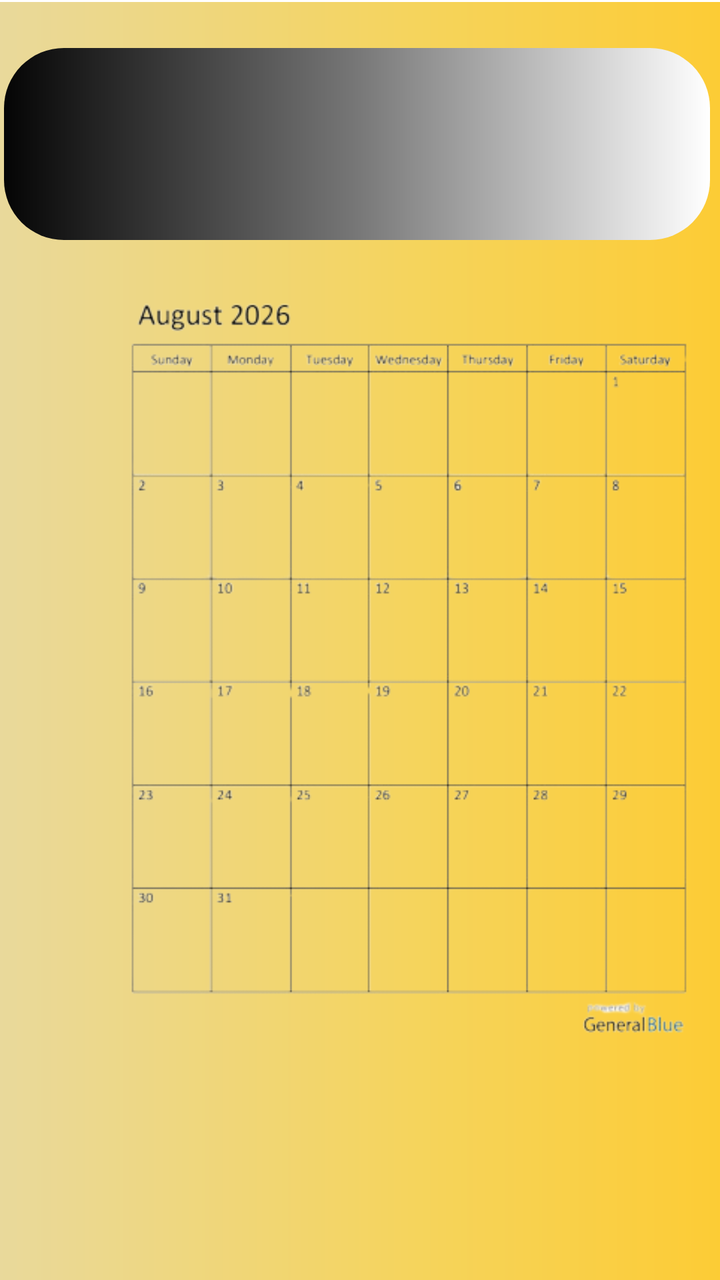
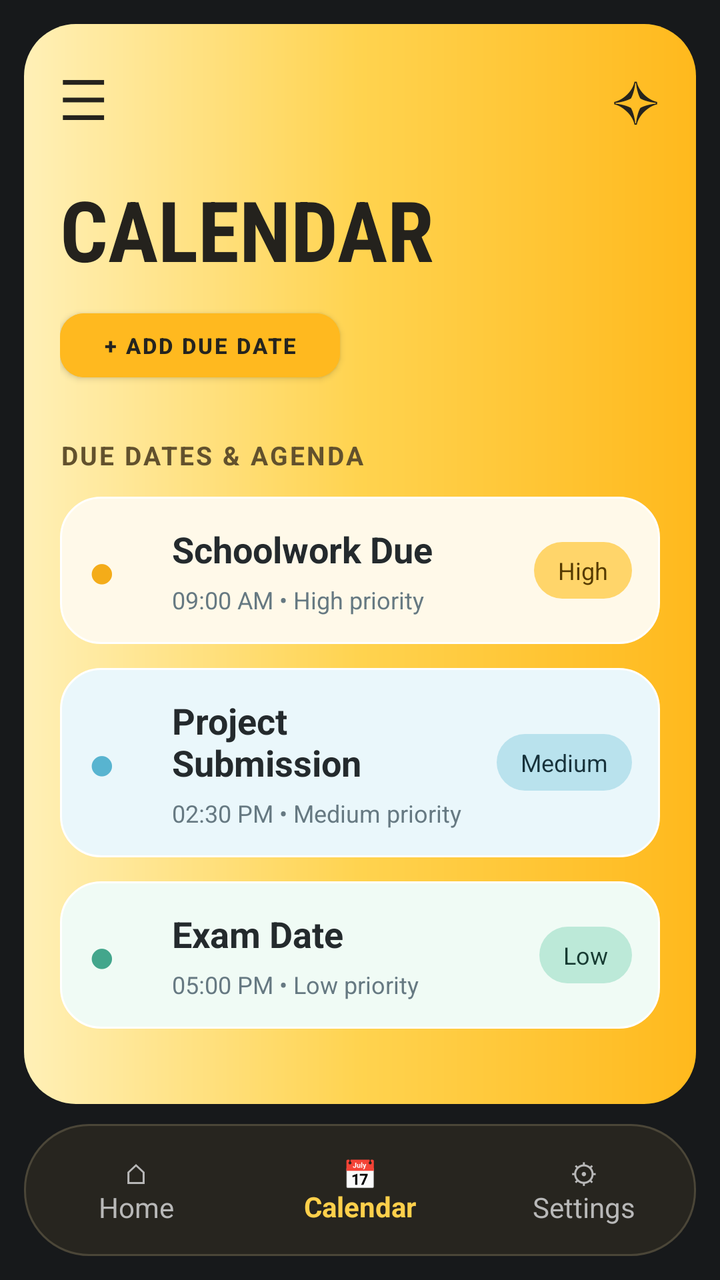

Two renders of the same Android screen: before a commit and after it. Below are the layout's source before the change and the commit's diff.
<!-- AndroidManifest.xml: application theme Theme._6buzzer -->
<!-- res/layout/activity_calendar.xml -->
<?xml version="1.0" encoding="utf-8"?>
<androidx.constraintlayout.widget.ConstraintLayout xmlns:android="http://schemas.android.com/apk/res/android"
    xmlns:app="http://schemas.android.com/apk/res-auto"
    xmlns:tools="http://schemas.android.com/tools"
    android:id="@+id/main"
    android:layout_width="match_parent"
    android:layout_height="match_parent"
    tools:context=".Test.calendar">

    <ImageView
        android:id="@+id/imageView5"
        android:layout_width="411dp"
        android:layout_height="730dp"
        android:layout_marginTop="1dp"
        app:layout_constraintBottom_toBottomOf="parent"
        app:layout_constraintEnd_toEndOf="parent"
        app:layout_constraintHorizontal_bias="0.0"
        app:layout_constraintStart_toStartOf="parent"
        app:layout_constraintTop_toTopOf="parent"
        app:layout_constraintVertical_bias="0.0"
        app:srcCompat="@drawable/task_background" />

    <ImageView
        android:id="@+id/imageView8"
        android:layout_width="353dp"
        android:layout_height="96dp"
        app:layout_constraintBottom_toBottomOf="parent"
        app:layout_constraintEnd_toEndOf="parent"
        app:layout_constraintHorizontal_bias="0.275"
        app:layout_constraintStart_toStartOf="parent"
        app:layout_constraintTop_toTopOf="parent"
        app:layout_constraintVertical_bias="0.044"
        app:srcCompat="@drawable/title_gradient" />

    <TextView
        android:id="@+id/textView2"
        android:layout_width="239dp"
        android:layout_height="74dp"
        android:layout_marginStart="86dp"
        android:layout_marginTop="36dp"
        android:layout_marginEnd="86dp"
        android:layout_marginBottom="621dp"
        android:text="Calendar"
        android:textAppearance="@style/TextAppearance.AppCompat.Display3"
        android:textColor="@color/material_dynamic_secondary100"
        app:layout_constraintBottom_toBottomOf="parent"
        app:layout_constraintEnd_toEndOf="parent"
        app:layout_constraintHorizontal_bias="0.0"
        app:layout_constraintStart_toStartOf="parent"
        app:layout_constraintTop_toTopOf="parent"
        app:layout_constraintVertical_bias="1.0" />

    <Button
        android:id="@+id/button15"
        android:layout_width="107dp"
        android:layout_height="57dp"
        android:layout_marginStart="16dp"
        android:layout_marginTop="138dp"
        android:layout_marginEnd="288dp"
        android:layout_marginBottom="536dp"
        android:backgroundTint="#00F6E898"
        android:text="Add Due Date"
        android:textColor="@color/white"
        app:layout_constraintBottom_toBottomOf="parent"
        app:layout_constraintEnd_toEndOf="parent"
        app:layout_constraintStart_toStartOf="parent"
        app:layout_constraintTop_toTopOf="parent" />

    <ImageView
        android:id="@+id/imageView11"
        android:layout_width="136dp"
        android:layout_height="63dp"
        android:layout_marginStart="8dp"
        android:layout_marginTop="138dp"
        android:layout_marginEnd="277dp"
        android:layout_marginBottom="519dp"
        app:layout_constraintBottom_toBottomOf="parent"
        app:layout_constraintEnd_toEndOf="parent"
        app:layout_constraintHorizontal_bias="0.8"
        app:layout_constraintStart_toStartOf="parent"
        app:layout_constraintTop_toTopOf="parent"
        app:layout_constraintVertical_bias="0.0"
        app:srcCompat="@drawable/button_gradient" />

    <ImageView
        android:id="@+id/imageView12"
        android:layout_width="377dp"
        android:layout_height="424dp"
        android:layout_marginStart="16dp"
        android:layout_marginTop="212dp"
        android:layout_marginEnd="18dp"
        android:layout_marginBottom="94dp"
        app:layout_constraintBottom_toBottomOf="parent"
        app:layout_constraintEnd_toEndOf="parent"
        app:layout_constraintHorizontal_bias="0.0"
        app:layout_constraintStart_toStartOf="parent"
        app:layout_constraintTop_toTopOf="parent"
        app:layout_constraintVertical_bias="1.0"
        app:srcCompat="@drawable/_844277498_1700319978503236_1693675871778298097_n" />

    <Button
        android:id="@+id/button17"
        android:layout_width="107dp"
        android:layout_height="57dp"
        android:layout_marginStart="262dp"
        android:layout_marginTop="138dp"
        android:layout_marginEnd="42dp"
        android:layout_marginBottom="536dp"
        android:backgroundTint="#00FFFFFF"
        android:text="Remove Due Date"
        app:layout_constraintBottom_toBottomOf="parent"
        app:layout_constraintEnd_toEndOf="parent"
        app:layout_constraintStart_toStartOf="parent"
        app:layout_constraintTop_toTopOf="parent" />

    <ImageView
        android:id="@+id/imageView14"
        android:layout_width="136dp"
        android:layout_height="63dp"
        android:layout_marginStart="246dp"
        android:layout_marginTop="138dp"
        android:layout_marginEnd="29dp"
        android:layout_marginBottom="530dp"
        app:layout_constraintBottom_toBottomOf="parent"
        app:layout_constraintEnd_toEndOf="parent"
        app:layout_constraintStart_toStartOf="parent"
        app:layout_constraintTop_toTopOf="parent"
        app:srcCompat="@drawable/button_gradient" />

    <ImageView
        android:id="@+id/imageView16"
        android:layout_width="442dp"
        android:layout_height="54dp"
        android:layout_marginTop="691dp"
        app:layout_constraintBottom_toBottomOf="parent"
        app:layout_constraintEnd_toEndOf="parent"
        app:layout_constraintStart_toStartOf="parent"
        app:layout_constraintTop_toTopOf="parent"
        app:srcCompat="@drawable/bg_bottom_nav" />

    <Button
        android:id="@+id/button19"
        android:layout_width="331dp"
        android:layout_height="51dp"
        android:layout_marginStart="22dp"
        android:layout_marginTop="683dp"
        android:layout_marginEnd="58dp"
        android:backgroundTint="#00FFFFFF"
        android:text="Exit"
        android:textSize="30dp"
        app:layout_constraintBottom_toBottomOf="parent"
        app:layout_constraintEnd_toEndOf="parent"
        app:layout_constraintStart_toStartOf="parent"
        app:layout_constraintTop_toTopOf="parent" />

</androidx.constraintlayout.widget.ConstraintLayout>
<!-- resources referenced by this layout -->
<resources>
  <color name="white">#FFFFFFFF</color>
  <!-- drawable _844277498_1700319978503236_1693675871778298097_n: png bitmap (drawable-xhdpi, 44274 bytes) -->
  <!-- drawable bg_bottom_nav (drawable) -->
  <?xml version="1.0" encoding="utf-8"?>
  <shape xmlns:android="http://schemas.android.com/apk/res/android">
      <corners android:radius="32dp" />
      <solid android:color="#27251F" />
      <stroke android:width="1dp" android:color="#4B4638" />
  </shape>
  <!-- drawable button_gradient (drawable) -->
  <?xml version="1.0" encoding="utf-8"?>
  <shape xmlns:android="http://schemas.android.com/apk/res/android">
      <corners android:radius="35dp" />
      <gradient
          android:startColor="#050505"
          android:centerColor="#777777"
          android:endColor="#FFFFFF"
          android:angle="0" />
  </shape>
  <!-- drawable task_background (drawable) -->
  <?xml version="1.0" encoding="utf-8"?>
  <shape xmlns:android="http://schemas.android.com/apk/res/android">
      <gradient
          android:startColor="#E9D99B"
          android:centerColor="#F5D45D"
          android:endColor="#FFC928"
          android:angle="0" />
  </shape>
  <!-- drawable title_gradient (drawable) -->
  <?xml version="1.0" encoding="utf-8"?>
  <shape xmlns:android="http://schemas.android.com/apk/res/android">
      <corners android:radius="30dp" />
      <gradient
          android:startColor="#050505"
          android:centerColor="#777777"
          android:endColor="#FFFFFF"
          android:angle="0" />
  </shape>
  <color name="purple_500">#FF6200EE</color>
  <color name="purple_700">#FF3700B3</color>
  <color name="teal_200">#FF03DAC5</color>
  <color name="teal_700">#FF018786</color>
  <color name="black">#FF000000</color>
  <!-- unchanged entries left out for length: 1 -->
</resources>

<!-- the commit's change to res/layout/activity_calendar.xml (unified diff, before → after) -->
@@ -1,156 +1,298 @@
 <?xml version="1.0" encoding="utf-8"?>
-<androidx.constraintlayout.widget.ConstraintLayout xmlns:android="http://schemas.android.com/apk/res/android"
+<androidx.constraintlayout.widget.ConstraintLayout
+    xmlns:android="http://schemas.android.com/apk/res/android"
     xmlns:app="http://schemas.android.com/apk/res-auto"
     xmlns:tools="http://schemas.android.com/tools"
     android:id="@+id/main"
     android:layout_width="match_parent"
     android:layout_height="match_parent"
+    android:background="#17191B"
+    android:padding="12dp"
     tools:context=".Test.calendar">
 
-    <ImageView
-        android:id="@+id/imageView5"
-        android:layout_width="411dp"
-        android:layout_height="730dp"
-        android:layout_marginTop="1dp"
+    
+    <LinearLayout
+        android:id="@+id/dashboard"
+        android:layout_width="0dp"
+        android:layout_height="0dp"
+        android:orientation="vertical"
+        android:background="@drawable/bg_dashboard_gradient"
+        android:padding="18dp"
+        android:layout_marginBottom="10dp"
+        app:layout_constraintTop_toTopOf="parent"
+        app:layout_constraintBottom_toTopOf="@id/bottomNav"
+        app:layout_constraintStart_toStartOf="parent"
+        app:layout_constraintEnd_toEndOf="parent">
+
+        
+        <LinearLayout
+            android:layout_width="match_parent"
+            android:layout_height="wrap_content"
+            android:gravity="center_vertical"
+            android:orientation="horizontal">
+
+            <TextView
+                android:id="@+id/btnMenu"
+                android:layout_width="0dp"
+                android:layout_height="wrap_content"
+                android:layout_weight="1"
+                android:text="@string/symbol_menu"
+                android:textColor="#25231D"
+                android:textSize="28sp" />
+
+            <TextView
+                android:id="@+id/btnStar"
+                android:layout_width="wrap_content"
+                android:layout_height="wrap_content"
+                android:text="@string/symbol_star"
+                android:textColor="#25231D"
+                android:textSize="28sp" />
+        </LinearLayout>
+
+        
+        <TextView
+            android:layout_width="wrap_content"
+            android:layout_height="wrap_content"
+            android:layout_marginTop="18dp"
+            android:text="@string/title_calendar"
+            android:textColor="#24221D"
+            android:textSize="42sp"
+            android:textStyle="bold"
+            android:fontFamily="sans-serif-condensed" />
+
+        
+        <Button
+            android:id="@+id/button15"
+            android:layout_width="140dp"
+            android:layout_height="44dp"
+            android:layout_marginTop="8dp"
+            android:backgroundTint="#FFB91F"
+            android:elevation="0dp"
+            android:padding="4dp"
+            android:text="@string/btn_add_date"
+            android:textColor="#25241F"
+            android:textSize="11sp"
+            android:textStyle="bold"
+            app:cornerRadius="12dp" />
+
+        
+        <TextView
+            android:layout_width="wrap_content"
+            android:layout_height="wrap_content"
+            android:layout_marginTop="24dp"
+            android:layout_marginBottom="12dp"
+            android:text="@string/section_calendar_dates"
+            android:textColor="#62512D"
+            android:textSize="13sp"
+            android:textStyle="bold"
+            android:letterSpacing="0.08" />
+
+        
+        <LinearLayout
+            android:id="@+id/cardCal1"
+            android:layout_width="match_parent"
+            android:layout_height="wrap_content"
+            android:orientation="horizontal"
+            android:gravity="center_vertical"
+            android:padding="14dp"
+            android:background="@drawable/bg_task_card_done">
+
+            <TextView
+                android:layout_width="34dp"
+                android:layout_height="wrap_content"
+                android:text="@string/symbol_bullet"
+                android:textColor="#F4AC19"
+                android:textSize="23sp" />
+
+            <LinearLayout
+                android:layout_width="0dp"
+                android:layout_height="wrap_content"
+                android:layout_weight="1"
+                android:orientation="vertical"
+                android:paddingStart="8dp"
+                android:paddingEnd="8dp">
+
+                <TextView
+                    android:layout_width="wrap_content"
+                    android:layout_height="wrap_content"
+                    android:text="@string/cal1_title"
+                    android:textColor="#242A2D"
+                    android:textSize="18sp"
+                    android:textStyle="bold" />
+
+                <TextView
+                    android:layout_width="wrap_content"
+                    android:layout_height="wrap_content"
+                    android:layout_marginTop="5dp"
+                    android:text="@string/cal1_sub"
+                    android:textColor="#667982"
+                    android:textSize="12sp" />
+            </LinearLayout>
+
+            <TextView
+                android:layout_width="wrap_content"
+                android:layout_height="wrap_content"
+                android:background="@drawable/bg_priority_high"
+                android:paddingHorizontal="12dp"
+                android:paddingVertical="6dp"
+                android:text="@string/priority_high"
+                android:textColor="#563B00"
+                android:textSize="12sp" />
+        </LinearLayout>
+
+        
+        <LinearLayout
+            android:id="@+id/cardCal2"
+            android:layout_width="match_parent"
+            android:layout_height="wrap_content"
+            android:layout_marginTop="12dp"
+            android:orientation="horizontal"
+            android:gravity="center_vertical"
+            android:padding="14dp"
+            android:background="@drawable/bg_task_card_blue">
+
+            <TextView
+                android:layout_width="34dp"
+                android:layout_height="wrap_content"
+                android:text="@string/symbol_bullet"
+                android:textColor="#58B4D0"
+                android:textSize="23sp" />
+
+            <LinearLayout
+                android:layout_width="0dp"
+                android:layout_height="wrap_content"
+                android:layout_weight="1"
+                android:orientation="vertical"
+                android:paddingStart="8dp"
+                android:paddingEnd="8dp">
+
+                <TextView
+                    android:layout_width="wrap_content"
+                    android:layout_height="wrap_content"
+                    android:text="@string/cal2_title"
+                    android:textColor="#242A2D"
+                    android:textSize="18sp"
+                    android:textStyle="bold" />
+
+                <TextView
+                    android:layout_width="wrap_content"
+                    android:layout_height="wrap_content"
+                    android:layout_marginTop="5dp"
+                    android:text="@string/cal2_sub"
+                    android:textColor="#667982"
+                    android:textSize="12sp" />
+            </LinearLayout>
+
+            <TextView
+                android:layout_width="wrap_content"
+                android:layout_height="wrap_content"
+                android:background="@drawable/bg_priority_medium"
+                android:paddingHorizontal="12dp"
+                android:paddingVertical="6dp"
+                android:text="@string/priority_medium"
+                android:textColor="#17323B"
+                android:textSize="12sp" />
+        </LinearLayout>
+
+        
+        <LinearLayout
+            android:id="@+id/cardCal3"
+            android:layout_width="match_parent"
+            android:layout_height="wrap_content"
+            android:layout_marginTop="12dp"
+            android:orientation="horizontal"
+            android:gravity="center_vertical"
+            android:padding="14dp"
+            android:background="@drawable/bg_task_card_green">
+
+            <TextView
+                android:layout_width="34dp"
+                android:layout_height="wrap_content"
+                android:text="@string/symbol_bullet"
+                android:textColor="#43A68C"
+                android:textSize="23sp" />
+
+            <LinearLayout
+                android:layout_width="0dp"
+                android:layout_height="wrap_content"
+                android:layout_weight="1"
+                android:orientation="vertical"
+                android:paddingStart="8dp"
+                android:paddingEnd="8dp">
+
+                <TextView
+                    android:layout_width="wrap_content"
+                    android:layout_height="wrap_content"
+                    android:text="@string/cal3_title"
+                    android:textColor="#242A2D"
+                    android:textSize="18sp"
+                    android:textStyle="bold" />
+
+                <TextView
+                    android:layout_width="wrap_content"
+                    android:layout_height="wrap_content"
+                    android:layout_marginTop="5dp"
+                    android:text="@string/cal3_sub"
+                    android:textColor="#667982"
+                    android:textSize="12sp" />
+            </LinearLayout>
+
+            <TextView
+                android:layout_width="wrap_content"
+                android:layout_height="wrap_content"
+                android:background="@drawable/bg_priority_low"
+                android:paddingHorizontal="12dp"
+                android:paddingVertical="6dp"
+                android:text="@string/priority_low"
+                android:textColor="#173B32"
+                android:textSize="12sp" />
+        </LinearLayout>
+
+    </LinearLayout>
+
+    
+    <LinearLayout
+        android:id="@+id/bottomNav"
+        android:layout_width="0dp"
+        android:layout_height="66dp"
+        android:orientation="horizontal"
+        android:gravity="center"
+        android:background="@drawable/bg_bottom_nav"
         app:layout_constraintBottom_toBottomOf="parent"
-        app:layout_constraintEnd_toEndOf="parent"
-        app:layout_constraintHorizontal_bias="0.0"
         app:layout_constraintStart_toStartOf="parent"
-        app:layout_constraintTop_toTopOf="parent"
-        app:layout_constraintVertical_bias="0.0"
-        app:srcCompat="@drawable/task_background" />
-
-    <ImageView
-        android:id="@+id/imageView8"
-        android:layout_width="353dp"
-        android:layout_height="96dp"
-        app:layout_constraintBottom_toBottomOf="parent"
-        app:layout_constraintEnd_toEndOf="parent"
-        app:layout_constraintHorizontal_bias="0.275"
-        app:layout_constraintStart_toStartOf="parent"
-        app:layout_constraintTop_toTopOf="parent"
-        app:layout_constraintVertical_bias="0.044"
-        app:srcCompat="@drawable/title_gradient" />
-
-    <TextView
-        android:id="@+id/textView2"
-        android:layout_width="239dp"
-        android:layout_height="74dp"
-        android:layout_marginStart="86dp"
-        android:layout_marginTop="36dp"
-        android:layout_marginEnd="86dp"
-        android:layout_marginBottom="621dp"
-        android:text="Calendar"
-        android:textAppearance="@style/TextAppearance.AppCompat.Display3"
-        android:textColor="@color/material_dynamic_secondary100"
-        app:layout_constraintBottom_toBottomOf="parent"
-        app:layout_constraintEnd_toEndOf="parent"
-        app:layout_constraintHorizontal_bias="0.0"
-        app:layout_constraintStart_toStartOf="parent"
-        app:layout_constraintTop_toTopOf="parent"
-        app:layout_constraintVertical_bias="1.0" />
-
-    <Button
-        android:id="@+id/button15"
-        android:layout_width="107dp"
-        android:layout_height="57dp"
-        android:layout_marginStart="16dp"
-        android:layout_marginTop="138dp"
-        android:layout_marginEnd="288dp"
-        android:layout_marginBottom="536dp"
-        android:backgroundTint="#00F6E898"
-        android:text="Add Due Date"
-        android:textColor="@color/white"
-        app:layout_constraintBottom_toBottomOf="parent"
-        app:layout_constraintEnd_toEndOf="parent"
-        app:layout_constraintStart_toStartOf="parent"
-        app:layout_constraintTop_toTopOf="parent" />
-
-    <ImageView
-        android:id="@+id/imageView11"
-        android:layout_width="136dp"
-        android:layout_height="63dp"
-        android:layout_marginStart="8dp"
-        android:layout_marginTop="138dp"
-        android:layout_marginEnd="277dp"
-        android:layout_marginBottom="519dp"
-        app:layout_constraintBottom_toBottomOf="parent"
-        app:layout_constraintEnd_toEndOf="parent"
-        app:layout_constraintHorizontal_bias="0.8"
-        app:layout_constraintStart_toStartOf="parent"
-        app:layout_constraintTop_toTopOf="parent"
-        app:layout_constraintVertical_bias="0.0"
-        app:srcCompat="@drawable/button_gradient" />
-
-    <ImageView
-        android:id="@+id/imageView12"
-        android:layout_width="377dp"
-        android:layout_height="424dp"
-        android:layout_marginStart="16dp"
-        android:layout_marginTop="212dp"
-        android:layout_marginEnd="18dp"
-        android:layout_marginBottom="94dp"
-        app:layout_constraintBottom_toBottomOf="parent"
-        app:layout_constraintEnd_toEndOf="parent"
-        app:layout_constraintHorizontal_bias="0.0"
-        app:layout_constraintStart_toStartOf="parent"
-        app:layout_constraintTop_toTopOf="parent"
-        app:layout_constraintVertical_bias="1.0"
-        app:srcCompat="@drawable/_844277498_1700319978503236_1693675871778298097_n" />
-
-    <Button
-        android:id="@+id/button17"
-        android:layout_width="107dp"
-        android:layout_height="57dp"
-        android:layout_marginStart="262dp"
-        android:layout_marginTop="138dp"
-        android:layout_marginEnd="42dp"
-        android:layout_marginBottom="536dp"
-        android:backgroundTint="#00FFFFFF"
-        android:text="Remove Due Date"
-        app:layout_constraintBottom_toBottomOf="parent"
-        app:layout_constraintEnd_toEndOf="parent"
-        app:layout_constraintStart_toStartOf="parent"
-        app:layout_constraintTop_toTopOf="parent" />
-
-    <ImageView
-        android:id="@+id/imageView14"
-        android:layout_width="136dp"
-        android:layout_height="63dp"
-        android:layout_marginStart="246dp"
-        android:layout_marginTop="138dp"
-        android:layout_marginEnd="29dp"
-        android:layout_marginBottom="530dp"
-        app:layout_constraintBottom_toBottomOf="parent"
-        app:layout_constraintEnd_toEndOf="parent"
-        app:layout_constraintStart_toStartOf="parent"
-        app:layout_constraintTop_toTopOf="parent"
-        app:srcCompat="@drawable/button_gradient" />
-
-    <ImageView
-        android:id="@+id/imageView16"
-        android:layout_width="442dp"
-        android:layout_height="54dp"
-        android:layout_marginTop="691dp"
-        app:layout_constraintBottom_toBottomOf="parent"
-        app:layout_constraintEnd_toEndOf="parent"
-        app:layout_constraintStart_toStartOf="parent"
-        app:layout_constraintTop_toTopOf="parent"
-        app:srcCompat="@drawable/bg_bottom_nav" />
-
-    <Button
-        android:id="@+id/button19"
-        android:layout_width="331dp"
-        android:layout_height="51dp"
-        android:layout_marginStart="22dp"
-        android:layout_marginTop="683dp"
-        android:layout_marginEnd="58dp"
-        android:backgroundTint="#00FFFFFF"
-        android:text="Exit"
-        android:textSize="30dp"
-        app:layout_constraintBottom_toBottomOf="parent"
-        app:layout_constraintEnd_toEndOf="parent"
-        app:layout_constraintStart_toStartOf="parent"
-        app:layout_constraintTop_toTopOf="parent" />
+        app:layout_constraintEnd_toEndOf="parent">
+
+        <TextView
+            android:id="@+id/navHome"
+            android:layout_width="0dp"
+            android:layout_height="match_parent"
+            android:layout_weight="1"
+            android:gravity="center"
+            android:text="@string/nav_home"
+            android:textColor="#B8B8B8"
+            android:textSize="14sp" />
+
+        <TextView
+            android:id="@+id/navCalendar"
+            android:layout_width="0dp"
+            android:layout_height="match_parent"
+            android:layout_weight="1"
+            android:gravity="center"
+            android:text="@string/nav_calendar"
+            android:textColor="#FFD04B"
+            android:textStyle="bold"
+            android:textSize="14sp" />
+
+        <TextView
+            android:id="@+id/navSettings"
+            android:layout_width="0dp"
+            android:layout_height="match_parent"
+            android:layout_weight="1"
+            android:gravity="center"
+            android:text="@string/nav_settings"
+            android:textColor="#B8B8B8"
+            android:textSize="14sp" />
+
+    </LinearLayout>
 
 </androidx.constraintlayout.widget.ConstraintLayout>
<!-- resource entries referenced after the edit -->
@@ -1,7 +1,6 @@
 <!-- resources referenced by this layout -->
 <resources>
   <color name="white">#FFFFFFFF</color>
-  <!-- drawable _844277498_1700319978503236_1693675871778298097_n: png bitmap (drawable-xhdpi, 44274 bytes) -->
   <!-- drawable bg_bottom_nav (drawable) -->
   <?xml version="1.0" encoding="utf-8"?>
   <shape xmlns:android="http://schemas.android.com/apk/res/android">
@@ -9,35 +8,73 @@
       <solid android:color="#27251F" />
       <stroke android:width="1dp" android:color="#4B4638" />
   </shape>
-  <!-- drawable button_gradient (drawable) -->
+  <!-- drawable bg_dashboard_gradient (drawable) -->
   <?xml version="1.0" encoding="utf-8"?>
   <shape xmlns:android="http://schemas.android.com/apk/res/android">
-      <corners android:radius="35dp" />
+      <corners android:radius="26dp" />
       <gradient
-          android:startColor="#050505"
-          android:centerColor="#777777"
-          android:endColor="#FFFFFF"
-          android:angle="0" />
+          android:angle="0"
+          android:startColor="#FFF0B7"
+          android:centerColor="#FFD34F"
+          android:endColor="#FFB91D" />
   </shape>
-  <!-- drawable task_background (drawable) -->
+  <!-- drawable bg_priority_high (drawable) -->
   <?xml version="1.0" encoding="utf-8"?>
   <shape xmlns:android="http://schemas.android.com/apk/res/android">
-      <gradient
-          android:startColor="#E9D99B"
-          android:centerColor="#F5D45D"
-          android:endColor="#FFC928"
-          android:angle="0" />
+      <corners android:radius="24dp" />
+      <solid android:color="#FFD56A" />
   </shape>
-  <!-- drawable title_gradient (drawable) -->
+  <!-- drawable bg_priority_low (drawable) -->
   <?xml version="1.0" encoding="utf-8"?>
   <shape xmlns:android="http://schemas.android.com/apk/res/android">
-      <corners android:radius="30dp" />
-      <gradient
-          android:startColor="#050505"
-          android:centerColor="#777777"
-          android:endColor="#FFFFFF"
-          android:angle="0" />
+      <corners android:radius="24dp" />
+      <solid android:color="#BCE9D8" />
   </shape>
+  <!-- drawable bg_priority_medium (drawable) -->
+  <?xml version="1.0" encoding="utf-8"?>
+  <shape xmlns:android="http://schemas.android.com/apk/res/android">
+      <corners android:radius="24dp" />
+      <solid android:color="#B9E2ED" />
+  </shape>
+  <!-- drawable bg_task_card_blue (drawable) -->
+  <?xml version="1.0" encoding="utf-8"?>
+  <shape xmlns:android="http://schemas.android.com/apk/res/android">
+      <corners android:radius="20dp" />
+      <solid android:color="#EAF7FB" />
+      <stroke android:width="1dp" android:color="#FFFFFF" />
+  </shape>
+  <!-- drawable bg_task_card_done (drawable) -->
+  <?xml version="1.0" encoding="utf-8"?>
+  <shape xmlns:android="http://schemas.android.com/apk/res/android">
+      <corners android:radius="20dp" />
+      <solid android:color="#FFF9E9" />
+      <stroke android:width="1dp" android:color="#FFFFFF" />
+  </shape>
+  <!-- drawable bg_task_card_green (drawable) -->
+  <?xml version="1.0" encoding="utf-8"?>
+  <shape xmlns:android="http://schemas.android.com/apk/res/android">
+      <corners android:radius="20dp" />
+      <solid android:color="#F0FBF5" />
+      <stroke android:width="1dp" android:color="#FFFFFF" />
+  </shape>
+  <string name="btn_add_date">+ ADD DUE DATE</string>
+  <string name="cal1_sub">09:00 AM  •  High priority</string>
+  <string name="cal1_title">Schoolwork Due</string>
+  <string name="cal2_sub">02:30 PM  •  Medium priority</string>
+  <string name="cal2_title">Project Submission</string>
+  <string name="cal3_sub">05:00 PM  •  Low priority</string>
+  <string name="cal3_title">Exam Date</string>
+  <string name="nav_calendar">📅\nCalendar</string>
+  <string name="nav_home">⌂\nHome</string>
+  <string name="nav_settings">⚙\nSettings</string>
+  <string name="priority_high">High</string>
+  <string name="priority_low">Low</string>
+  <string name="priority_medium">Medium</string>
+  <string name="section_calendar_dates">DUE DATES &amp; AGENDA</string>
+  <string name="symbol_bullet">●</string>
+  <string name="symbol_menu">☰</string>
+  <string name="symbol_star">✧</string>
+  <string name="title_calendar">CALENDAR</string>
   <color name="purple_500">#FF6200EE</color>
   <color name="purple_700">#FF3700B3</color>
   <color name="teal_200">#FF03DAC5</color>
